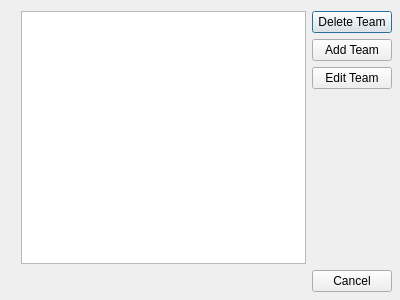
The window that Curling_League_App/edit_dialog.ui (madola20/Curling_League_App) describes before a commit, drawn with Qt 5.
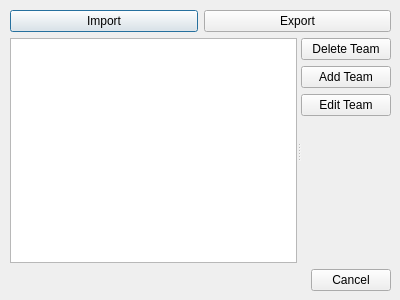
The same window after the commit.

Commit message: added function to edit_member_dialog.py to delete member from selected team added functions edit team member name & email Implemented file import/export features to edit_dialog.py

The edit to the form file:
```diff
--- a/Curling_League_App/edit_dialog.ui
+++ b/Curling_League_App/edit_dialog.ui
@@ -13,22 +13,41 @@
   <property name="windowTitle">
    <string>League Editor</string>
   </property>
-  <widget class="QWidget" name="layoutWidget">
+  <widget class="QWidget" name="">
    <property name="geometry">
     <rect>
-     <x>21</x>
-     <y>11</y>
-     <width>371</width>
+     <x>10</x>
+     <y>10</y>
+     <width>381</width>
      <height>281</height>
     </rect>
    </property>
-   <layout class="QGridLayout" name="gridLayout">
-    <item row="0" column="0">
+   <layout class="QVBoxLayout" name="verticalLayout_2">
+    <item>
      <layout class="QHBoxLayout" name="horizontalLayout">
       <item>
-       <widget class="QListWidget" name="league_teams_list_widget"/>
+       <widget class="QPushButton" name="import_button">
+        <property name="text">
+         <string>Import</string>
+        </property>
+       </widget>
       </item>
       <item>
+       <widget class="QPushButton" name="export_button">
+        <property name="text">
+         <string>Export</string>
+        </property>
+       </widget>
+      </item>
+     </layout>
+    </item>
+    <item>
+     <widget class="QSplitter" name="splitter">
+      <property name="orientation">
+       <enum>Qt::Horizontal</enum>
+      </property>
+      <widget class="QListWidget" name="league_teams_list_widget"/>
+      <widget class="QWidget" name="">
        <layout class="QVBoxLayout" name="verticalLayout">
         <item>
          <widget class="QPushButton" name="delete_team_button">
@@ -65,10 +84,10 @@
          </spacer>
         </item>
        </layout>
-      </item>
-     </layout>
+      </widget>
+     </widget>
     </item>
-    <item row="1" column="0">
+    <item>
      <widget class="QDialogButtonBox" name="buttonBox">
       <property name="orientation">
        <enum>Qt::Horizontal</enum>
```
The commit also changes 3 other files.
